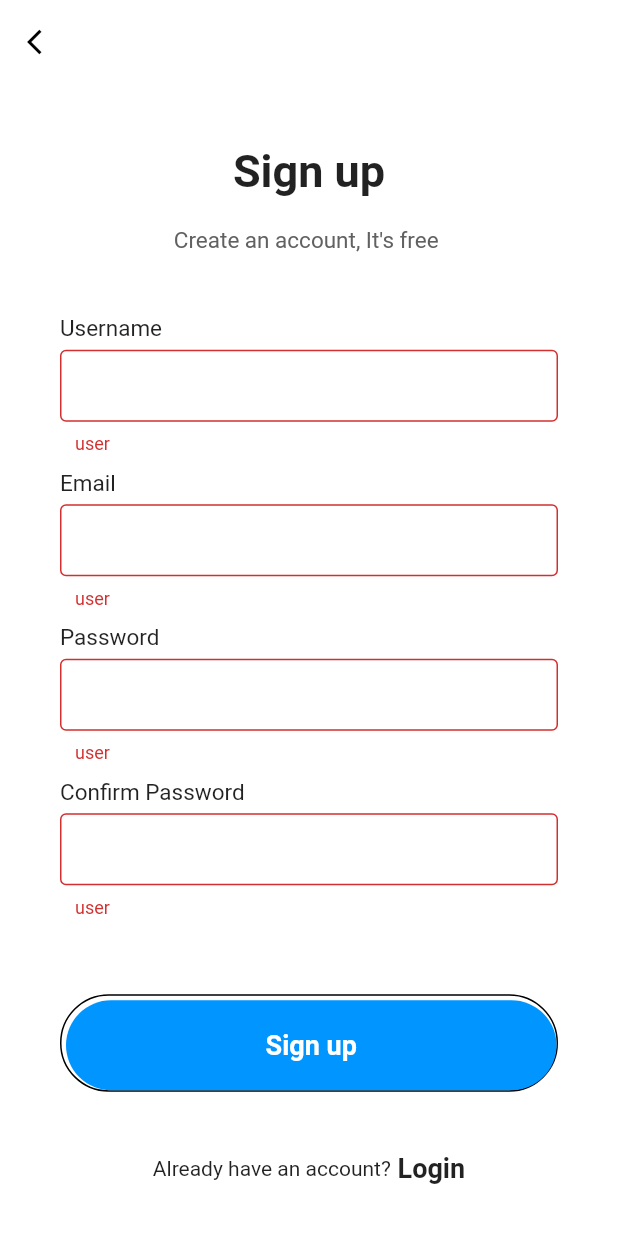
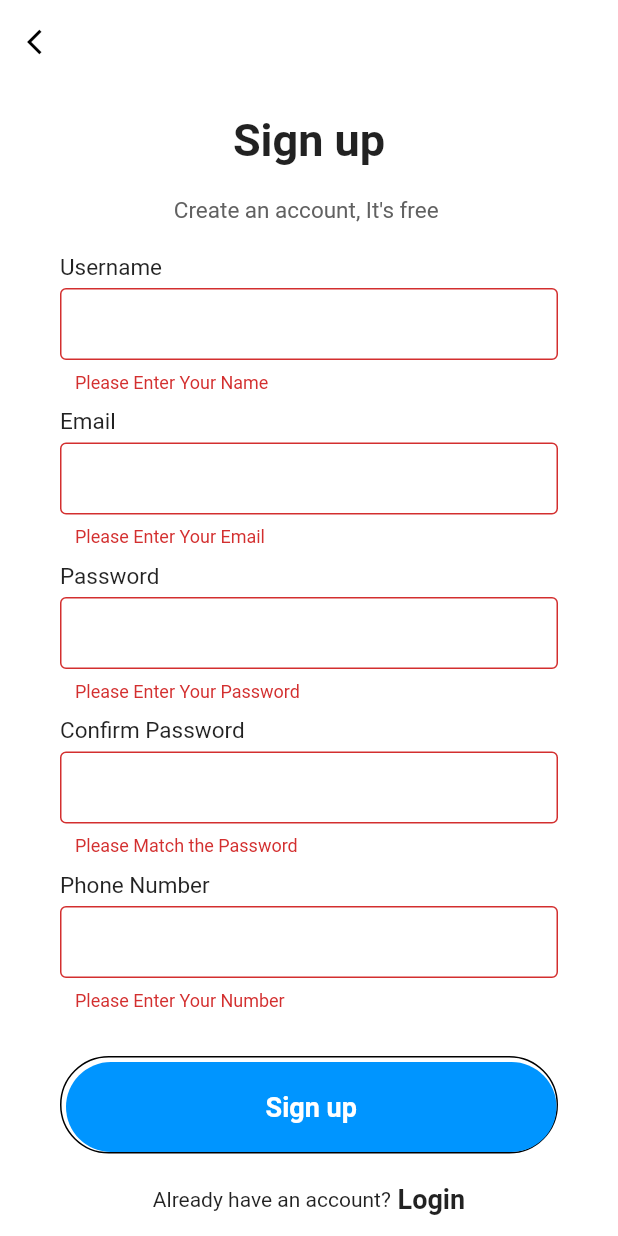
Before and after one commit to Ayush071103/accprevapp, a Flutter app: the SignupPage screen opened directly, after a tap on "Sign up", on a phone screen of 412 x 824 dp. Run offline on Flutter 3.47's test engine with Material 2 defaults, Android fonts, the phone set to English and light mode, and no system bars; our stand-ins replace convex_bottom_bar, email_validator, fluttertoast, image_picker, lottie, shared_preferences and 1 more; accounts and stored records are empty.

Commit message:
second commit

```diff
--- a/lib/User/singuppage.dart
+++ b/lib/User/singuppage.dart
@@ -1,6 +1,10 @@
+import 'dart:convert';
+
 import 'package:accprevapp/User/loginpage.dart';
 import 'package:flutter/material.dart';
 import 'package:flutter/services.dart';
+import 'package:fluttertoast/fluttertoast.dart';
+import 'package:http/http.dart' as http;
 
 class SignupPage extends StatefulWidget {
   @override
@@ -12,7 +16,11 @@ class _SignupPageState extends State<SignupPage> {
   TextEditingController confirmpasswordController = TextEditingController();
   TextEditingController emailController = TextEditingController();
   TextEditingController passwordController = TextEditingController();
+  TextEditingController phonenumberController = TextEditingController();
   final _formKey = GlobalKey<FormState>();
+  var logindata;
+  var data;
+  bool isLoading = false;
 
   @override
   Widget build(BuildContext context) {
@@ -33,7 +41,7 @@ class _SignupPageState extends State<SignupPage> {
 
         ), systemOverlayStyle: SystemUiOverlayStyle.light,
       ),
-      body: SingleChildScrollView(
+      body: isLoading ? Center(child: CircularProgressIndicator(color: Colors.blue)) : SingleChildScrollView(
         child: Container(
           padding: EdgeInsets.symmetric(horizontal: 40),
           height: MediaQuery.of(context).size.height - 50,
@@ -62,10 +70,11 @@ class _SignupPageState extends State<SignupPage> {
                 key:_formKey ,
                 child: Column(
                   children: <Widget>[
-                    inputFile(label: "Username",textFieldController: usernameController,errorMsg: "user"),
-                    inputFile(label: "Email",textFieldController: emailController,errorMsg: "user"),
-                    inputFile(label: "Password", obscureText: true,textFieldController: passwordController,errorMsg: "user"),
-                    inputFile(label: "Confirm Password ", obscureText: true, textFieldController: confirmpasswordController,errorMsg: "user"),
+                    inputFile(label: "Username",textFieldController: usernameController,errorMsg: "Please Enter Your Name"),
+                    inputFile(label: "Email",textFieldController: emailController,errorMsg: "Please Enter Your Email"),
+                    inputFile(label: "Password", obscureText: true,textFieldController: passwordController,errorMsg: "Please Enter Your Password"),
+                    inputFile(label: "Confirm Password ", obscureText: true, textFieldController: confirmpasswordController,errorMsg: "Please Match the Password"),
+                    inputFile(label: "Phone Number",textFieldController: usernameController,errorMsg: "Please Enter Your Number"),
                   ],
                 ),
               ),
@@ -88,12 +97,7 @@ class _SignupPageState extends State<SignupPage> {
                 child: MaterialButton(
                   minWidth: double.infinity,
                   height: 60,
-                  onPressed: () {
-                    final form = _formKey.currentState;
-                    if (form!.validate()) {
-
-                    }
-                  },
+                  onPressed: _submit,
                   color: Color(0xff0095FF),
                   elevation: 0,
                   shape: RoundedRectangleBorder(
@@ -142,6 +146,57 @@ class _SignupPageState extends State<SignupPage> {
 
     );
   }
+
+  Future<void> _submit() async {
+    final form = _formKey.currentState;
+    if (form!.validate()) {
+      setState(() {
+        isLoading = true;
+      });
+      final login_url = Uri.parse(
+          "https://accprevapp.000webhostapp.com/API/registration.php");
+      final response = await http
+          .post(login_url, body: {
+        "l_name": usernameController.text,
+        "l_phone": "845454545",
+        "l_email": emailController.text,
+        "l_pass": passwordController.text,
+        "l_role": "1",
+        "l_status": "active",
+
+      });
+      if (response.statusCode == 200) {
+        logindata = jsonDecode(response.body);
+        data =
+        jsonDecode(response.body)['user'];
+        print(logindata);
+        setState(() {
+          isLoading = false;
+        });
+        if (logindata['error'] == false) {
+          Fluttertoast.showToast(
+              msg: logindata['message'].toString(),
+              toastLength: Toast.LENGTH_LONG,
+              gravity: ToastGravity.BOTTOM,
+              timeInSecForIosWeb: 2
+          );
+          Navigator.of(context).pushAndRemoveUntil(
+              MaterialPageRoute(builder: (context) => LoginPage()),
+                  (route) => false);
+        }else{
+          Fluttertoast.showToast(
+              msg: logindata['message'].toString(),
+              toastLength: Toast.LENGTH_LONG,
+              gravity: ToastGravity.BOTTOM,
+              timeInSecForIosWeb: 2
+          );
+        }
+      }
+    }
+
+  }
+
+
 }
 
 
@@ -189,4 +244,6 @@ Widget inputFile({label, obscureText = false ,TextEditingController? textFieldCo
       SizedBox(height: 10,)
     ],
   );
+
+
 }
--- a/pubspec.yaml
+++ b/pubspec.yaml
@@ -31,7 +31,7 @@ dependencies:
   flutter:
     sdk: flutter
   http: ^0.13.4
-  fluttertoast: 8.0.8
+  fluttertoast: 8.1.4
   cupertino_onboarding: ^1.2.0
   modal_bottom_sheet: ^3.0.0-pre
   animate_do: ^3.0.2
```
Also changed, not shown: pubspec.lock (added).
